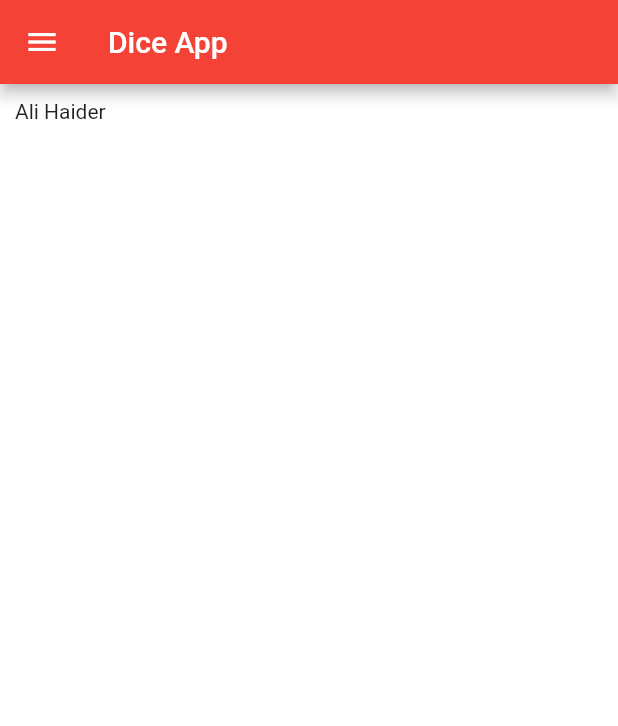
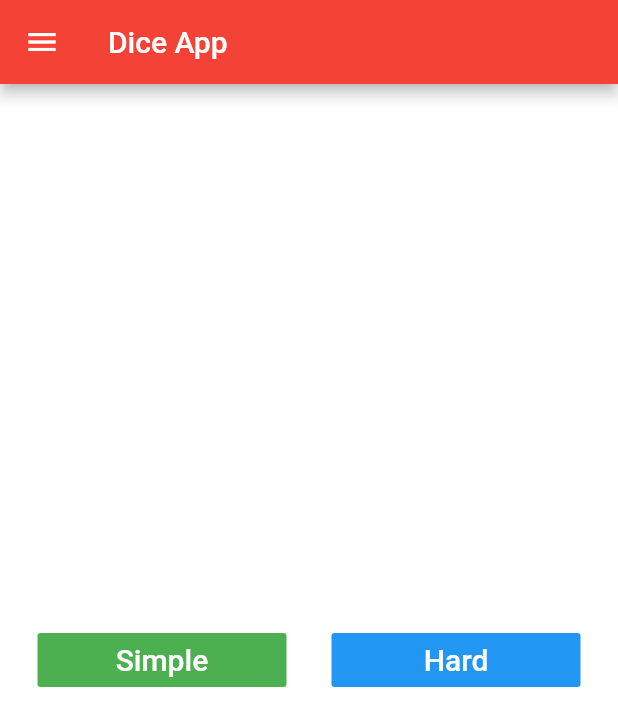
Before and after one commit to alihaider054/fa17_bse_054, a Flutter app: the screen it shows after launch, on a phone screen of 412 x 824 dp. Shown: the top 726 px of the screen. Run offline on Flutter 3.47's test engine with Material 2 defaults, Android fonts, the phone set to English and light mode, and no system bars.

Commit message:
simple hard

```diff
--- a/lib/navigation.dart
+++ b/lib/navigation.dart
@@ -1,14 +1,11 @@
 import 'package:flutter/material.dart';
 
-
-class  HomePage extends StatefulWidget {
+class HomePage extends StatefulWidget {
   @override
   _HomePageState createState() => _HomePageState();
 }
 
 class _HomePageState extends State<HomePage> {
-
-
   @override
   Widget build(BuildContext context) {
     return Scaffold(
@@ -18,8 +15,53 @@ class _HomePageState extends State<HomePage> {
       ),
       body: Padding(
         padding: const EdgeInsets.all(10.0),
-        child: Text('Ali Haider'),
-
+        child: Column(
+            mainAxisAlignment: MainAxisAlignment.spaceEvenly,
+            crossAxisAlignment: CrossAxisAlignment.stretch,
+            children: [
+              Row(
+                children: [
+                  Expanded(
+                    child: Padding(
+                      padding: EdgeInsets.all(15.0),
+                      child: FlatButton(
+                        textColor: Colors.white,
+                        color: Colors.green,
+                        child: Text(
+                          'Simple',
+                          style: TextStyle(
+                            color: Colors.white,
+                            fontSize: 20.0,
+                          ),
+                        ),
+                        onPressed: () {
+                          debugPrint('simple');
+                        },
+                      ),
+                    ),
+                  ),
+                  Expanded(
+                    child: Padding(
+                      padding: EdgeInsets.all(15.0),
+                      child: FlatButton(
+                        textColor: Colors.white,
+                        color: Colors.blue,
+                        child: Text(
+                          'Hard',
+                          style: TextStyle(
+                            color: Colors.white,
+                            fontSize: 20.0,
+                          ),
+                        ),
+                        onPressed: () {
+                          debugPrint('hard');
+                        },
+                      ),
+                    ),
+                  ),
+                ],
+              ),
+            ]),
       ),
       drawer: Drawer(
         child: ListView(
@@ -29,11 +71,7 @@ class _HomePageState extends State<HomePage> {
                 accountName: Text('Ali Haider'),
                 accountEmail: Text('alisart009@gmail.com'),
                 currentAccountPicture: CircleAvatar(
-
-                    backgroundImage: AssetImage('assets/dp.jpg')
-
-                )
-            ),
+                    backgroundImage: AssetImage('assets/dp.jpg'))),
             ListTile(
               leading: Icon(Icons.person),
               title: Text('Account'),
@@ -42,7 +80,7 @@ class _HomePageState extends State<HomePage> {
             ),
             ListTile(
               leading: Icon(Icons.phone_android),
-              title: Text('Phone'),
+              title: Text('Moblie'),
               subtitle: Text('03047814001'),
               trailing: Icon(Icons.edit),
             ),
@@ -55,7 +93,6 @@ class _HomePageState extends State<HomePage> {
           ],
         ),
       ),
-
     );
   }
 }
```
